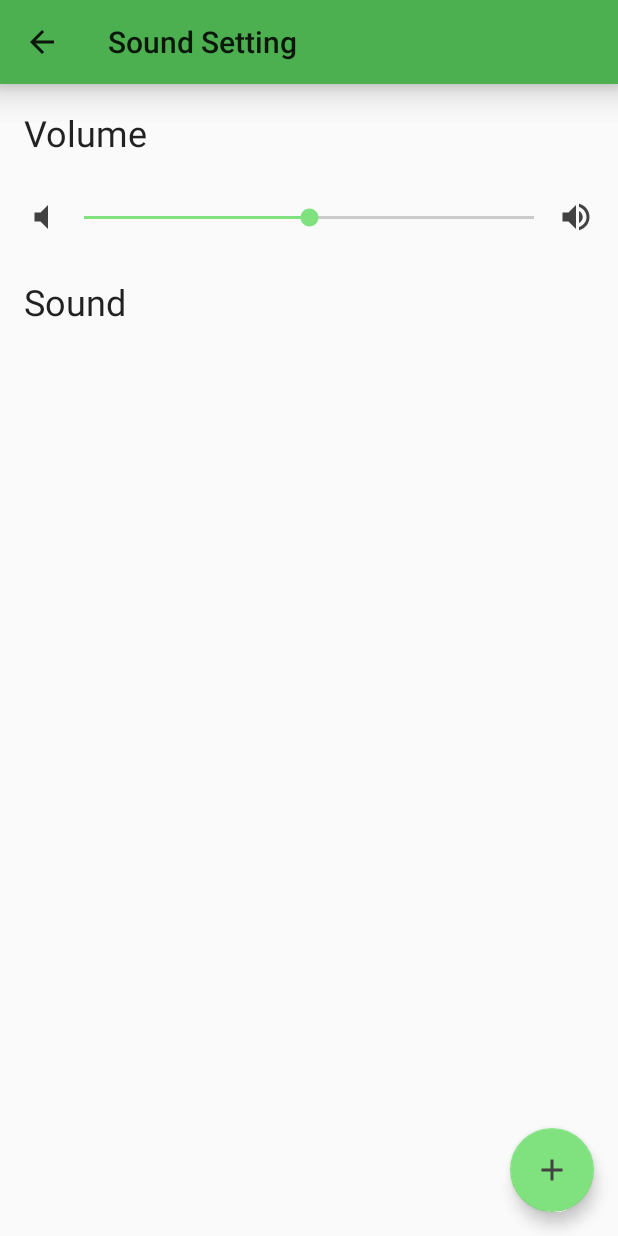
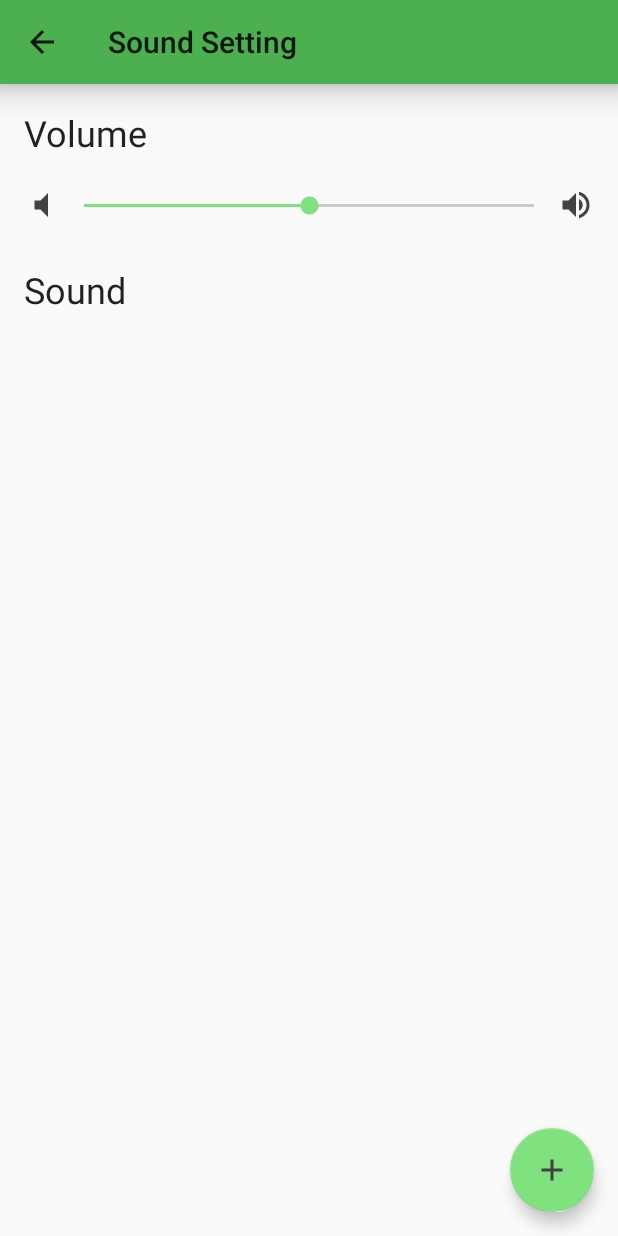
Before and after one commit to okaryo/GamingWakeUp, an Android app: the fragment SoundSettingFragment placed in its activity, on a phone screen of 412 x 824 dp. Run offline under Robolectric (Android 15) with nearby library versions, the phone set to English and light mode, and no system bars; our stand-ins replace Room's generated code, data binding; 10 statements that could not run were skipped.

Commit message:
[refactor] sound setting view file

```diff
--- a/app/src/main/res/layout/view_sound_setting_header.xml
+++ b/app/src/main/res/layout/view_sound_setting_header.xml
@@ -13,7 +13,10 @@
     <androidx.constraintlayout.widget.ConstraintLayout
         android:layout_width="match_parent"
         android:layout_height="wrap_content"
-        android:padding="16dp">
+        android:paddingStart="16dp"
+        android:paddingTop="16dp"
+        android:paddingEnd="16dp"
+        android:paddingBottom="8dp">
 
         <TextView
             android:id="@+id/textView"
@@ -25,6 +28,5 @@
             app:layout_constraintStart_toStartOf="parent"
             app:layout_constraintTop_toTopOf="parent"
             tools:text="title" />
-
     </androidx.constraintlayout.widget.ConstraintLayout>
 </layout>
--- a/app/src/main/res/layout/view_sound_setting_sound_title.xml
+++ b/app/src/main/res/layout/view_sound_setting_sound_title.xml
@@ -57,6 +57,5 @@
             app:layout_constraintEnd_toEndOf="parent"
             app:layout_constraintTop_toTopOf="parent"
             app:srcCompat="@drawable/ic_check_circle" />
-
     </androidx.constraintlayout.widget.ConstraintLayout>
 </layout>
--- a/app/src/main/res/layout/view_sound_setting_sound_volume.xml
+++ b/app/src/main/res/layout/view_sound_setting_sound_volume.xml
@@ -22,9 +22,7 @@
             android:layout_height="wrap_content"
             app:layout_constraintBottom_toBottomOf="parent"
             app:layout_constraintEnd_toStartOf="@+id/soundVolumeSeekbar"
-            app:layout_constraintHorizontal_bias="0.5"
             app:layout_constraintHorizontal_chainStyle="spread_inside"
-            app:layout_constraintHorizontal_weight="1"
             app:layout_constraintStart_toStartOf="parent"
             app:layout_constraintTop_toTopOf="parent"
             app:srcCompat="@drawable/ic_volume_mute" />
@@ -36,7 +34,6 @@
             android:progress="@{volume}"
             app:layout_constraintBottom_toBottomOf="parent"
             app:layout_constraintEnd_toStartOf="@+id/imageView5"
-            app:layout_constraintHorizontal_weight="2"
             app:layout_constraintStart_toEndOf="@+id/imageView4"
             app:layout_constraintTop_toTopOf="parent" />
 
@@ -46,11 +43,8 @@
             android:layout_height="wrap_content"
             app:layout_constraintBottom_toBottomOf="parent"
             app:layout_constraintEnd_toEndOf="parent"
-            app:layout_constraintHorizontal_bias="0.5"
-            app:layout_constraintHorizontal_weight="1"
             app:layout_constraintStart_toEndOf="@+id/soundVolumeSeekbar"
             app:layout_constraintTop_toTopOf="parent"
             app:srcCompat="@drawable/ic_volume_up" />
-
     </androidx.constraintlayout.widget.ConstraintLayout>
 </layout>
```
